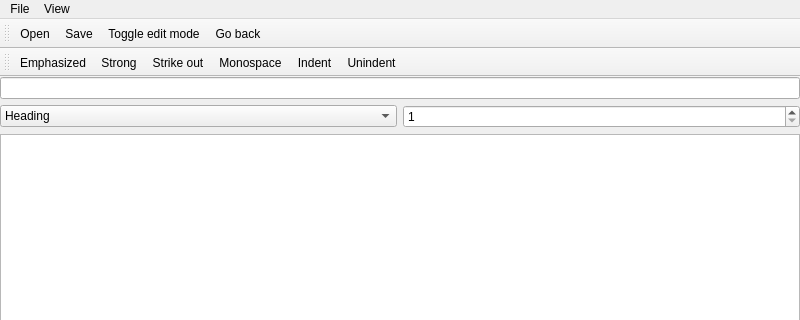
Qt form src/mainwindow.ui (ec1oud/nettebook) before a commit; both pictures show x 0 to 800 and y 0 to 320 of the 800 by 900 pixel window.
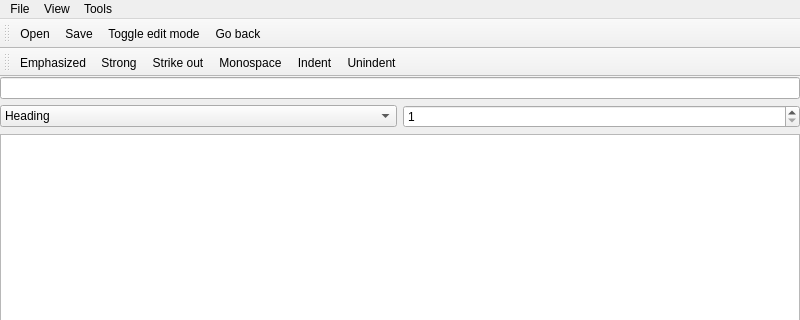
The same form after that commit. Icons and pictures are not drawn. Custom widgets are drawn as their Qt base class.

Commit message: nb: add tool to convert CID v0 to v1 (base58 to base32)

Patch:
```diff
--- a/src/mainwindow.ui
+++ b/src/mainwindow.ui
@@ -140,8 +140,15 @@
     </property>
     <addaction name="actionBack"/>
    </widget>
+   <widget class="QMenu" name="menuTools">
+    <property name="title">
+     <string>Tools</string>
+    </property>
+    <addaction name="actionConvert_CID_v0_to_v1"/>
+   </widget>
    <addaction name="menuFile"/>
    <addaction name="menuView"/>
+   <addaction name="menuTools"/>
   </widget>
   <widget class="QToolBar" name="mainToolBar">
    <attribute name="toolBarArea">
```
Left out of the diff: 5 changed lines with no effect on the pictures. The commit also changes 2 other files.
